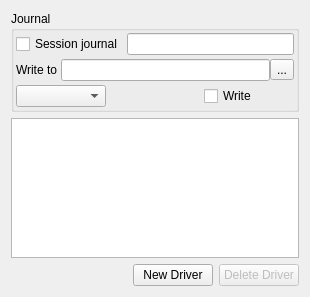
Before: the Qt Designer form kame/forms/drivertool.ui in northriv/KAME, drawn with Qt 5.
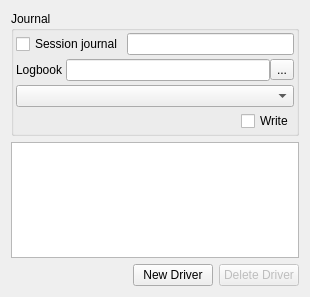
After: the same form once the commit is applied.

Commit message: ui: the noun names the file, the combo says only the difference

```diff
--- a/kame/forms/drivertool.ui
+++ b/kame/forms/drivertool.ui
@@ -82,7 +82,7 @@
         <item>
          <widget class="QLabel" name="textLabelRun">
           <property name="text">
-           <string>Write to </string>
+           <string>Logbook </string>
           </property>
          </widget>
         </item>
@@ -103,24 +103,31 @@
        </layout>
       </item>
       <item>
-       <layout class="QHBoxLayout" name="horizontalLayout_journalmode">
+       <layout class="QHBoxLayout" name="horizontalLayout_journaltier">
         <property name="spacing">
          <number>4</number>
         </property>
         <item>
          <widget class="QComboBox" name="m_cmbJournalMode">
           <property name="sizePolicy">
-           <sizepolicy hsizetype="Preferred" vsizetype="Fixed">
+           <sizepolicy hsizetype="Expanding" vsizetype="Fixed">
             <horstretch>0</horstretch>
             <verstretch>0</verstretch>
            </sizepolicy>
           </property>
          </widget>
         </item>
+       </layout>
+      </item>
+      <item>
+       <layout class="QHBoxLayout" name="horizontalLayout_journalmode">
+        <property name="spacing">
+         <number>4</number>
+        </property>
         <item>
          <widget class="QLabel" name="m_lblJournalStats">
           <property name="sizePolicy">
-           <sizepolicy hsizetype="Preferred" vsizetype="Fixed">
+           <sizepolicy hsizetype="Expanding" vsizetype="Fixed">
             <horstretch>0</horstretch>
             <verstretch>0</verstretch>
            </sizepolicy>
```
Left out of the diff: 3 changed lines with no effect on the pictures. The commit also changes 2 other files.
